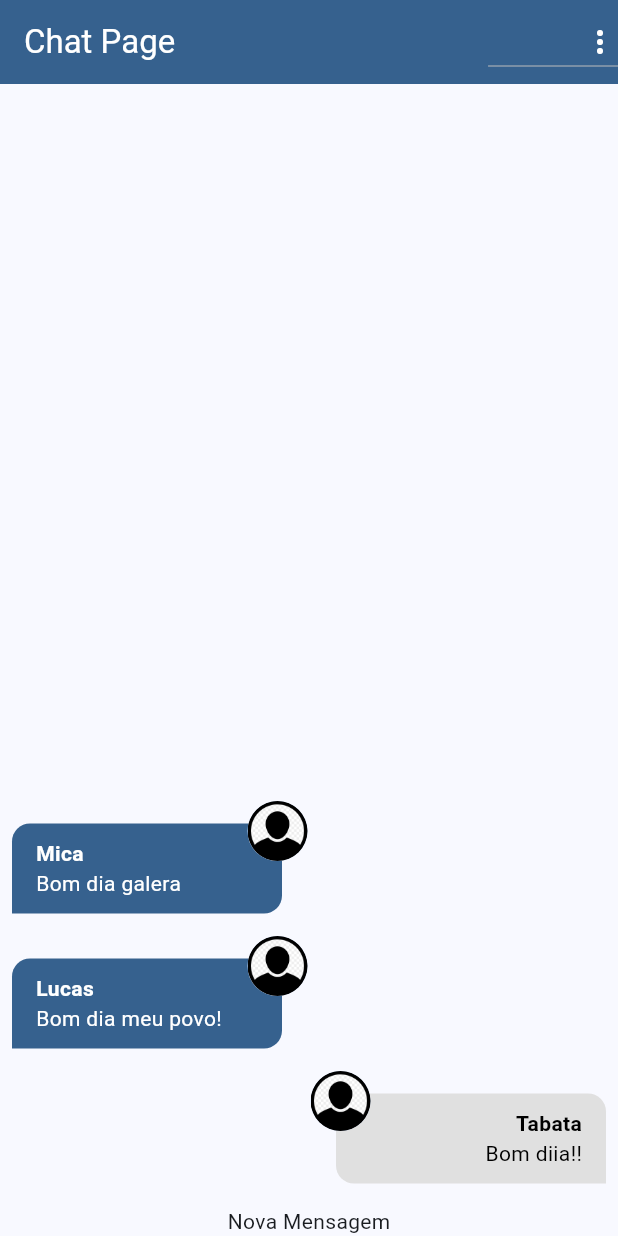
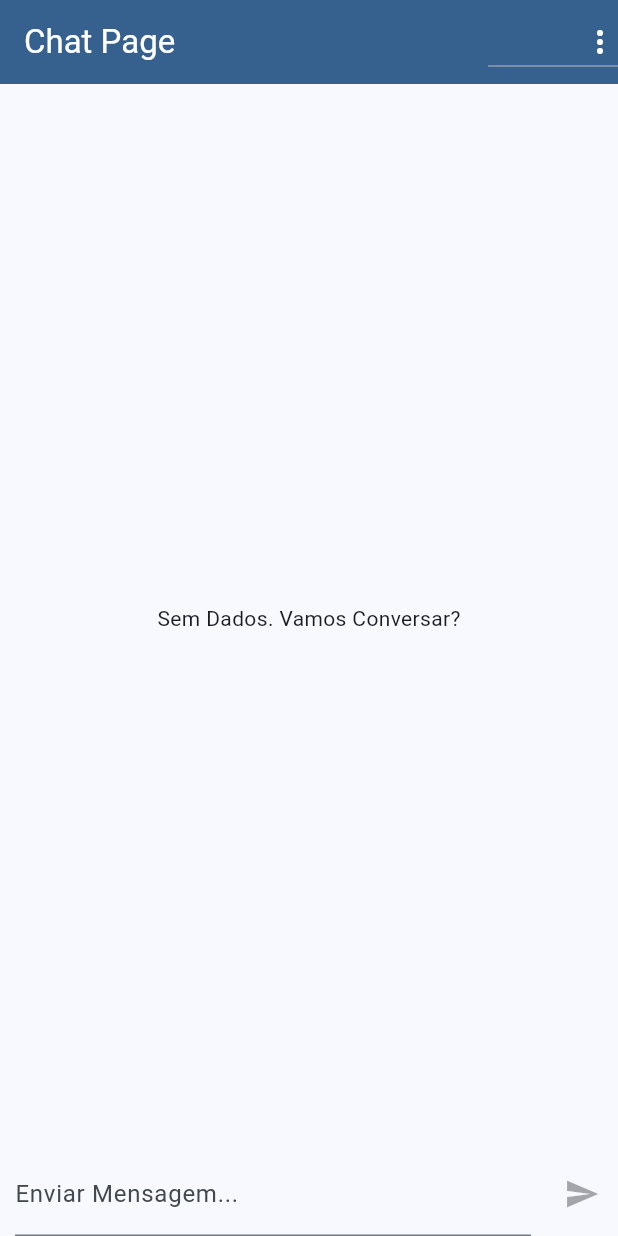
Before and after one commit to Matheus-Doerzbacher/app_chat_aula, a Flutter app: the screen it shows after launch, on a phone screen of 412 x 824 dp. Run offline on Flutter 3.47's test engine with Material 3 defaults, Android fonts, the phone set to English and light mode, and no system bars; our stand-ins replace image_picker; accounts and stored records are empty.

Commit message:
final aula 385

```diff
--- a/lib/components/new_message.dart
+++ b/lib/components/new_message.dart
@@ -1,12 +1,54 @@
+import 'package:app_chat_aula/service/auth/auth_service.dart';
+import 'package:app_chat_aula/service/chat/chat_service.dart';
 import 'package:flutter/material.dart';
 
-class NewMessage extends StatelessWidget {
+class NewMessage extends StatefulWidget {
   const NewMessage({super.key});
 
   @override
+  State<NewMessage> createState() => _NewMessageState();
+}
+
+class _NewMessageState extends State<NewMessage> {
+  String _message = '';
+  final _messageController = TextEditingController();
+
+  Future<void> _sendMessage() async {
+    final user = AuthService().currentUser;
+    if (user != null) {
+      await ChatService().save(_message, user);
+      _messageController.clear();
+    }
+  }
+
+  @override
   Widget build(BuildContext context) {
-    return const Center(
-      child: Text('Nova Mensagem'),
+    return Center(
+      child: Row(
+        children: [
+          Expanded(
+            child: Container(
+              margin: const EdgeInsets.symmetric(horizontal: 10),
+              child: TextField(
+                controller: _messageController,
+                onChanged: (msg) => setState(() => _message = msg),
+                decoration: const InputDecoration(
+                  labelText: 'Enviar Mensagem...',
+                ),
+                onSubmitted: (_) {
+                  if (_message.trim().isNotEmpty) {
+                    _sendMessage();
+                  }
+                },
+              ),
+            ),
+          ),
+          IconButton(
+            onPressed: _message.trim().isEmpty ? null : _sendMessage,
+            icon: const Icon(Icons.send),
+          ),
+        ],
+      ),
     );
   }
 }
--- a/lib/service/chat/chat_mock_service.dart
+++ b/lib/service/chat/chat_mock_service.dart
@@ -5,32 +5,7 @@
 import 'package:app_chat_aula/service/chat/chat_service.dart';
 
 class ChatMockService implements ChatService {
-  static final List<ChatMessage> _msgs = [
-    ChatMessage(
-      id: '1',
-      text: 'Bom diia!!',
-      createdAt: DateTime.now(),
-      userId: '1',
-      userName: 'Tabata',
-      userImageURL: 'assets/images/avatar.png',
-    ),
-    ChatMessage(
-      id: '2',
-      text: 'Bom dia meu povo!',
-      createdAt: DateTime.now(),
-      userId: '312',
-      userName: 'Lucas',
-      userImageURL: 'assets/images/avatar.png',
-    ),
-    ChatMessage(
-      id: '3',
-      text: 'Bom dia galera',
-      createdAt: DateTime.now(),
-      userId: '456',
-      userName: 'Mica',
-      userImageURL: 'assets/images/avatar.png',
-    ),
-  ];
+  static final List<ChatMessage> _msgs = [];
   static MultiStreamController<List<ChatMessage>>? _controller;
   static final _msgsStream = Stream<List<ChatMessage>>.multi((controller) {
     _controller = controller;
@@ -54,7 +29,7 @@
     );
 
     _msgs.add(newMessage);
-    _controller?.add(_msgs);
+    _controller?.add(_msgs.reversed.toList());
     return newMessage;
   }
 }
```
